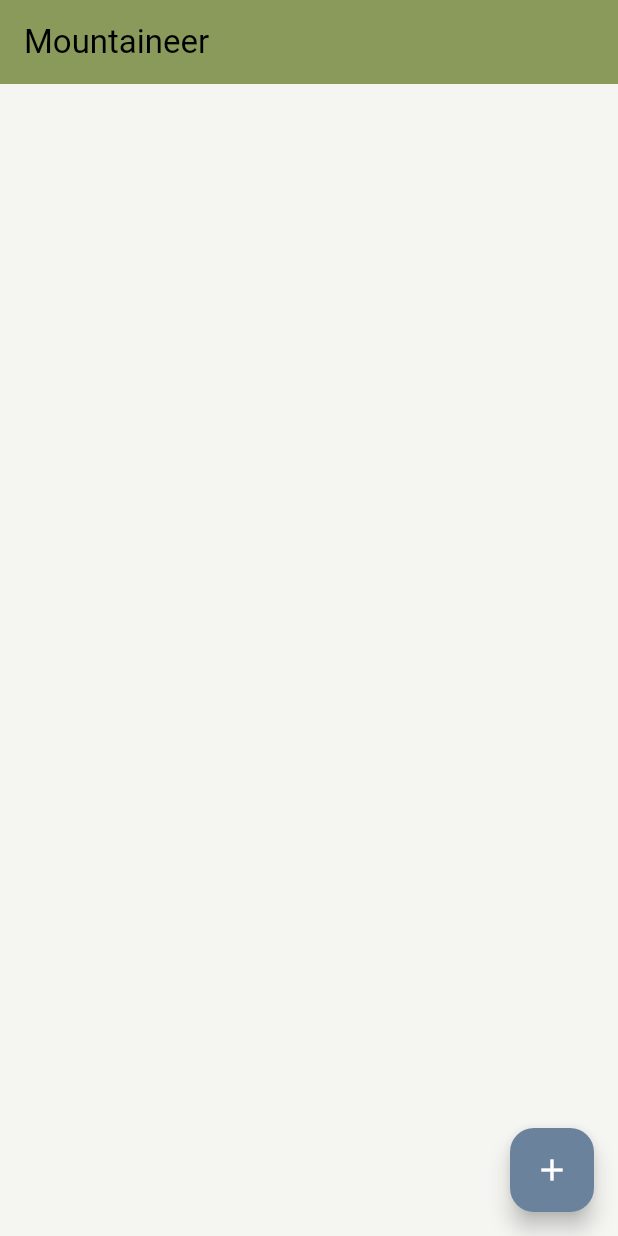
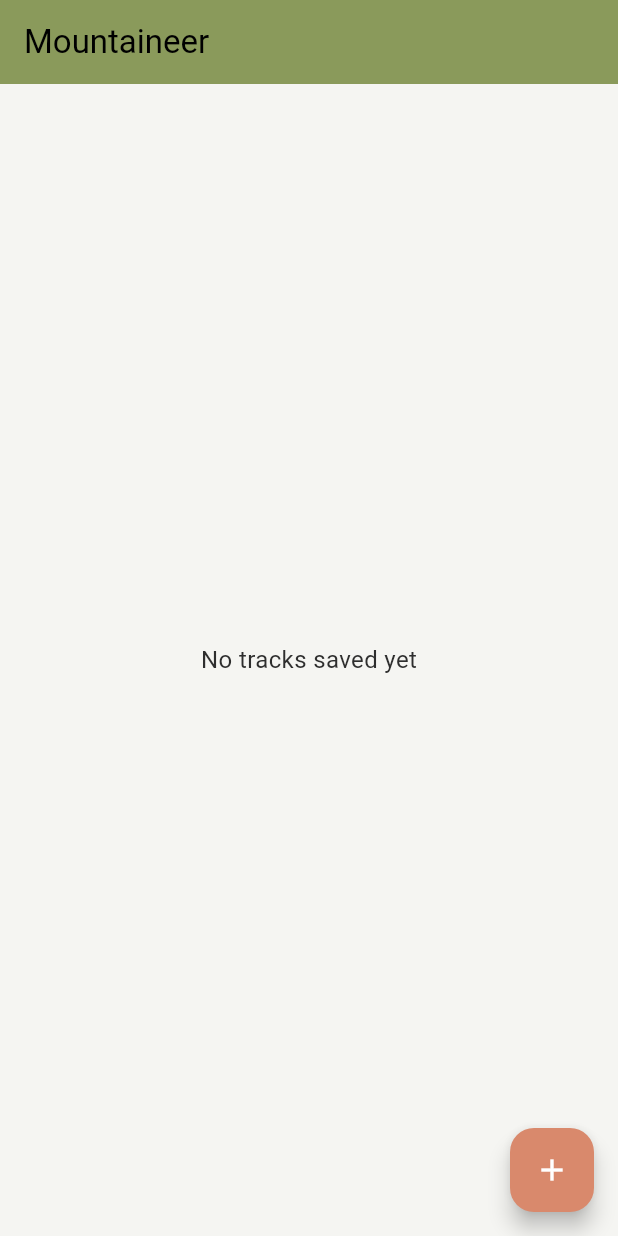
Before and after one commit to glandon22/Mountaineer, a Flutter app: the screen it shows after launch, on a phone screen of 412 x 824 dp. Run offline on Flutter 3.47's test engine with Material 3 defaults, Android fonts, the phone set to English and light mode, and no system bars; our stand-ins replace equatable, flutter_bloc, flutter_dotenv, flutter_map, geolocator, latlong2 and 2 more; missing offline and left inert: dart:ffi; accounts and stored records are empty.

Commit message:
create a list to show all trails

```diff
--- a/lib/main.dart
+++ b/lib/main.dart
@@ -5,6 +5,8 @@
 import 'package:geolocator/geolocator.dart';
 import 'package:flutter_dotenv/flutter_dotenv.dart';
 import 'bloc/home/home_bloc.dart';
+import '../data/track_database.dart'; // Import TrackDatabase
+import '../models/track.dart'; // Import Track model
 
 Future<void> main() async {
   await dotenv.load(fileName: ".env");
@@ -52,21 +54,39 @@
           bodyMedium: TextStyle(color: AppColors.charcoalGray),
         ),
       ),
-      home: BlocProvider(
-        create: (context) => HomeBloc()..add(const FetchUserLocation(false)), // Initialize with background fetch
+      initialRoute: '/',
+      routes: {
+        '/': (context) => BlocProvider(
+              create: (context) => HomeBloc()..add(const FetchUserLocation(false)),
               child: const MyHomePage(title: 'Mountaineer'),
             ),
+        // Add other routes as needed, e.g., '/hike_details': (context) => HikeDetailsPage(...)
+      },
     );
   }
 }
 
-class MyHomePage extends StatelessWidget {
+class MyHomePage extends StatefulWidget {
   const MyHomePage({super.key, required this.title});
 
   final String title;
 
+  @override
+  State<MyHomePage> createState() => _MyHomePageState();
+}
+
+class _MyHomePageState extends State<MyHomePage> {
+  Future<List<Track>>? _tracksFuture;
+
+  @override
+  void initState() {
+    super.initState();
+    // Fetch tracks when the page loads
+    _tracksFuture = TrackDatabase.instance.getAllTracks();
+  }
+
   Future<void> _promptGeolocationWithDialog(BuildContext context) async {
-    final bloc = context.read<HomeBloc>(); // Access the Bloc
+    final bloc = context.read<HomeBloc>();
 
     bool serviceEnabled = await Geolocator.isLocationServiceEnabled();
     if (!serviceEnabled) {
@@ -110,12 +130,13 @@
 
       if (permissionResult != null) {
         if (permissionResult == LocationPermission.denied) {
+          // Handle denial if needed
         } else if (permissionResult == LocationPermission.always ||
             permissionResult == LocationPermission.whileInUse) {
-          bloc.add(const FetchUserLocation(true)); // Fetch immediately
+          bloc.add(const FetchUserLocation(true));
           await bloc.stream.firstWhere((state) => state.userLocSet || !state.isLoading);
           final state = bloc.state;
-          if (!state.isLoading) { // Navigate only if not loading
+          if (!state.isLoading) {
             Navigator.push(
               context,
               MaterialPageRoute(
@@ -130,7 +151,7 @@
       print("not prompting - already allowed access");
       if (!bloc.state.userLocSet) bloc.add(const FetchUserLocation(true));
       final state = bloc.state;
-      if (!state.isLoading) { // Navigate only if not loading
+      if (!state.isLoading) {
         Navigator.push(
           context,
           MaterialPageRoute(
@@ -146,18 +167,111 @@
     return Scaffold(
       appBar: AppBar(
         backgroundColor: AppColors.mossGreen,
-        title: Text(title),
+        title: Text(widget.title),
       ),
-      body: Center(
-        child: BlocBuilder<HomeBloc, HomeState>(
+      body: Column(
+        children: [
+          // Optional: Keep BlocBuilder for HomeBloc state if needed
+          BlocBuilder<HomeBloc, HomeState>(
             builder: (context, state) {
               return state.isLoading
-                ? const CircularProgressIndicator()
-                : const SizedBox.shrink(); // Empty center when not loading
+                  ? const Center(child: CircularProgressIndicator())
+                  : const SizedBox.shrink();
+            },
+          ),
+          // Tracks list
+          Expanded(
+            child: FutureBuilder<List<Track>>(
+              future: _tracksFuture,
+              builder: (context, snapshot) {
+                if (snapshot.connectionState == ConnectionState.waiting) {
+                  return const Center(child: CircularProgressIndicator());
+                }
+                if (snapshot.hasError) {
+                  return Center(
+                    child: Text(
+                      'Error loading tracks: ${snapshot.error}',
+                      style: TextStyle(color: AppColors.charcoalGray),
+                    ),
+                  );
+                }
+                final tracks = snapshot.data ?? [];
+                if (tracks.isEmpty) {
+                  return Center(
+                    child: Text(
+                      'No tracks saved yet',
+                      style: TextStyle(
+                        color: AppColors.charcoalGray,
+                        fontSize: 16,
+                      ),
+                    ),
+                  );
+                }
+                return ListView.builder(
+                  padding: const EdgeInsets.all(8),
+                  itemCount: tracks.length,
+                  itemBuilder: (context, index) {
+                    final track = tracks[index];
+                    return Card(
+                      color: AppColors.warmTaupe,
+                      margin: const EdgeInsets.symmetric(vertical: 4, horizontal: 8),
+                      child: ListTile(
+                        title: Text(
+                          track.name,
+                          style: TextStyle(
+                            color: AppColors.softSlateBlue,
+                            fontWeight: FontWeight.bold,
+                          ),
+                        ),
+                        subtitle: Column(
+                          crossAxisAlignment: CrossAxisAlignment.start,
+                          children: [
+                            Text(
+                              'Distance: ${track.distance?.toStringAsFixed(2)} km',
+                              style: TextStyle(color: AppColors.charcoalGray),
+                            ),
+                            Text(
+                              'Elevation Gain: ${track.elevationGain?.toStringAsFixed(2)} m',
+                              style: TextStyle(color: AppColors.charcoalGray),
+                            ),
+                            if (track.tags.isNotEmpty)
+                              Padding(
+                                padding: const EdgeInsets.only(top: 4),
+                                child: Wrap(
+                                  spacing: 4,
+                                  children: track.tags
+                                      .map(
+                                        (tag) => Chip(
+                                          label: Text(
+                                            tag,
+                                            style: TextStyle(
+                                              color: AppColors.creamyOffWhite,
+                                              fontSize: 12,
+                                            ),
+                                          ),
+                                          backgroundColor: AppColors.mossGreen,
+                                        ),
+                                      )
+                                      .toList(),
+                                ),
+                              ),
+                          ],
+                        ),
+                        onTap: () {
+                          // Optional: Navigate to a track details page
+                          // Navigator.push(context, MaterialPageRoute(builder: (context) => TrackDetailsPage(track: track)));
+                        },
+                      ),
+                    );
+                  },
+                );
               },
             ),
           ),
+        ],
+      ),
       floatingActionButton: FloatingActionButton(
+        backgroundColor: AppColors.dustyOrange,
         onPressed: () async {
           await _promptGeolocationWithDialog(context);
         },
```
Lines whose indentation alone changed are shown as unchanged.
